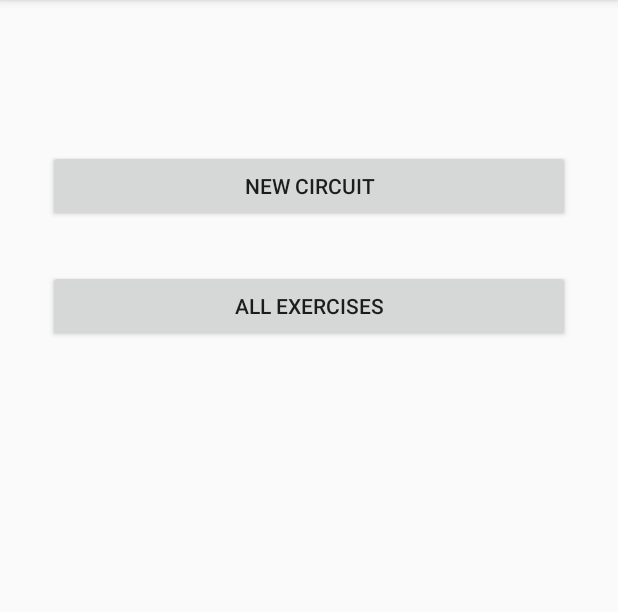
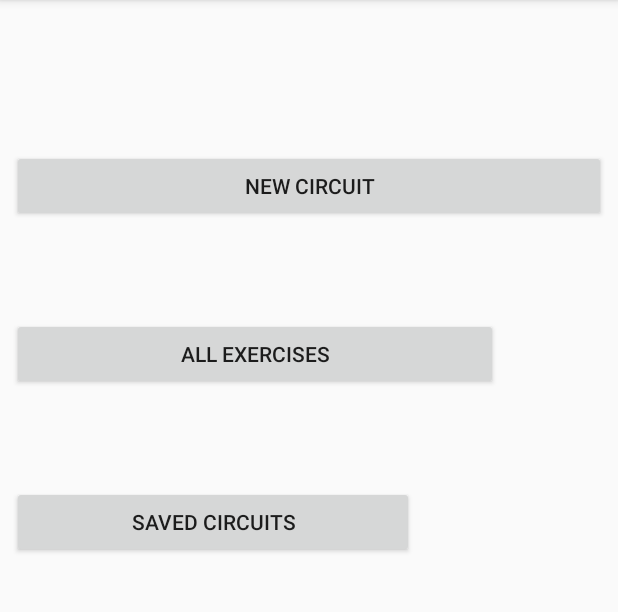
Before and after one commit to MichaelRobbertze/CircuitGen, an Android app: the OptionsActivity screen opened directly, with no data from a screen before it, on a phone screen of 412 x 824 dp, the part 84-696 px from its top. Run offline under Robolectric (Android 15) with nearby library versions, the phone set to English and light mode, and no system bars.

Commit message:
Added save function to view circuits and have them persist between uses of the app. pretty much mostly untested

```diff
--- a/app/build.gradle
+++ b/app/build.gradle
@@ -25,4 +25,5 @@ dependencies {
     testImplementation 'junit:junit:4.12'
     androidTestImplementation 'com.android.support.test:runner:1.0.2'
     androidTestImplementation 'com.android.support.test.espresso:espresso-core:3.0.2'
+    implementation 'com.android.support:recyclerview-v7:28.0.0'
 }
--- a/app/src/main/AndroidManifest.xml
+++ b/app/src/main/AndroidManifest.xml
@@ -9,7 +9,8 @@
         android:roundIcon="@mipmap/ic_launcher_round"
         android:supportsRtl="true"
         android:theme="@style/AppTheme">
-        <activity android:name=".CircuitDisplay"></activity>
+        <activity android:name=".ListOfSaved"></activity>
+        <activity android:name=".CircuitDisplay" />
         <activity android:name=".Generate" />
         <activity android:name=".OptionsActivity" />
         <activity android:name=".MainActivity">
--- a/app/src/main/java/com/example/circuitgen/DBHelper.java
+++ b/app/src/main/java/com/example/circuitgen/DBHelper.java
@@ -13,6 +13,8 @@ public class DBHelper extends SQLiteOpenHelper {
 
     //Variables defining the Database
     public static final String DB_Name = "Exercises.db";
+
+    //Variables defining the table of stored exercises
     public static final String Table_Name = "Exercise_Data";
     public static final String Col_1 = "ID";
     public static final String Col_2 = "Name";
@@ -20,21 +22,52 @@ public class DBHelper extends SQLiteOpenHelper {
     public static final String Col_4 = "Option_2";
     public static final String Col_5 = "Category";
 
+    //Variables defining the table of saved circuits
+    public static final String Save_Table = "SavedCircuits";
+    public static final String Save_ID = "ID";
+    public static final String Save_Name = "Name";
+    public static final String Saved_Circuit = "Circuit_Data";
+
     //DB Constructor
     public DBHelper(Context context)
     {
-        super(context, DB_Name, null, 4);
+        super(context, DB_Name, null, 7);
     }
 
     @Override
     public void onCreate(SQLiteDatabase db) {
         db.execSQL("create table " + Table_Name + " (ID Integer primary key autoincrement, Name text, Option_1 text, Option_2 text, Category text)");
+        db.execSQL("create table if not exists " + Save_Table + " (ID Integer primary key autoincrement, Name text, Circuit_Data text)");
     }
 
     @Override
     public void onUpgrade(SQLiteDatabase db, int oldVersion, int newVersion){
         db.execSQL("drop table if exists " + Table_Name);
+//        db.execSQL("drop table if exists " + Save_Table);
         onCreate(db);
+    }
+
+    public Cursor CircuitData(String Name)
+    {
+        SQLiteDatabase db = this.getWritableDatabase();
+        Cursor res = db.rawQuery("select " + Saved_Circuit + " from " + Save_Table + " where " + Save_Name + " like '" + Name + "'",null);
+        return res;
+    }
+
+    public Cursor SavedCircuitNames()
+    {
+        SQLiteDatabase db = this.getWritableDatabase();
+        Cursor res = db.rawQuery("select " +Save_Name+ " from " + Save_Table, null);
+        return res;
+    }
+
+    public void saveCircuit(String Name, String CircuitData)
+    {
+        SQLiteDatabase db = this.getWritableDatabase();
+        ContentValues contentValues = new ContentValues();
+        contentValues.put(Save_Name, Name);
+        contentValues.put(Saved_Circuit, CircuitData);
+        db.insert(Save_Table, null, contentValues);
     }
 
     public void insertData(String Name, String Option_1, String Option_2, String Category)
--- a/app/src/main/java/com/example/circuitgen/OptionsActivity.java
+++ b/app/src/main/java/com/example/circuitgen/OptionsActivity.java
@@ -10,7 +10,7 @@ import android.widget.Button;
 
 public class OptionsActivity extends AppCompatActivity {
 
-    Button btnGenerate, btnView;
+    Button btnGenerate, btnView, btnSaved;
     DBHelper myDb;
 
     //Move btnGenerate listener into its own method, tidy it up.
@@ -23,6 +23,7 @@ public class OptionsActivity extends AppCompatActivity {
 
         btnGenerate = (Button) findViewById(R.id.btnGenerate);
         btnView = (Button) findViewById(R.id.btnViewEx);
+        btnSaved = (Button) findViewById(R.id.btnSaved);
         btnGenerate.setOnClickListener(
                 new View.OnClickListener() {
                     @Override
@@ -33,6 +34,20 @@ public class OptionsActivity extends AppCompatActivity {
         );
 
         viewAll();
+        savedCircuits();
+    }
+
+    public void savedCircuits()
+    {
+        btnSaved.setOnClickListener(
+                new View.OnClickListener() {
+                    @Override
+                    public void onClick(View v) {
+                        Intent intent = new Intent(OptionsActivity.this, ListOfSaved.class);
+                        startActivity(intent);
+                    }
+                }
+        );
     }
 
     public void showCircGen()
--- a/app/src/main/res/layout/activity_options.xml
+++ b/app/src/main/res/layout/activity_options.xml
@@ -10,9 +10,9 @@
         android:id="@+id/btnGenerate"
         android:layout_width="0dp"
         android:layout_height="wrap_content"
-        android:layout_marginStart="32dp"
+        android:layout_marginStart="8dp"
         android:layout_marginTop="100dp"
-        android:layout_marginEnd="32dp"
+        android:layout_marginEnd="8dp"
         android:text="New Circuit"
         app:layout_constraintEnd_toEndOf="parent"
         app:layout_constraintStart_toStartOf="parent"
@@ -22,9 +22,24 @@
         android:id="@+id/btnViewEx"
         android:layout_width="0dp"
         android:layout_height="wrap_content"
-        android:layout_marginTop="32dp"
+        android:layout_marginStart="8dp"
+        android:layout_marginTop="64dp"
+        android:layout_marginEnd="80dp"
         android:text="All Exercises"
-        app:layout_constraintEnd_toEndOf="@+id/btnGenerate"
-        app:layout_constraintStart_toStartOf="@+id/btnGenerate"
+        app:layout_constraintEnd_toEndOf="parent"
+        app:layout_constraintStart_toStartOf="parent"
         app:layout_constraintTop_toBottomOf="@+id/btnGenerate" />
+
+    <Button
+        android:id="@+id/btnSaved"
+        android:layout_width="0dp"
+        android:layout_height="wrap_content"
+        android:layout_marginStart="8dp"
+        android:layout_marginTop="64dp"
+        android:layout_marginEnd="136dp"
+        android:text="Saved Circuits"
+        app:layout_constraintEnd_toEndOf="parent"
+        app:layout_constraintStart_toStartOf="parent"
+        app:layout_constraintTop_toBottomOf="@+id/btnViewEx" />
+
 </android.support.constraint.ConstraintLayout>
```
Also changed, not shown: app/src/main/java/com/example/circuitgen/CircuitDisplay.java (+59 -1 lines), app/src/main/java/com/example/circuitgen/ListOfSaved.java (added, +66 -0 lines), app/src/main/java/com/example/circuitgen/MyAdapter.java (added, +45 -0 lines), app/src/main/res/layout/activity_circuit_display.xml (+15 -2 lines), app/src/main/res/layout/activity_list_of_saved.xml (added, +21 -0 lines), app/src/main/res/layout/my_text_view.xml (added, +8 -0 lines).
